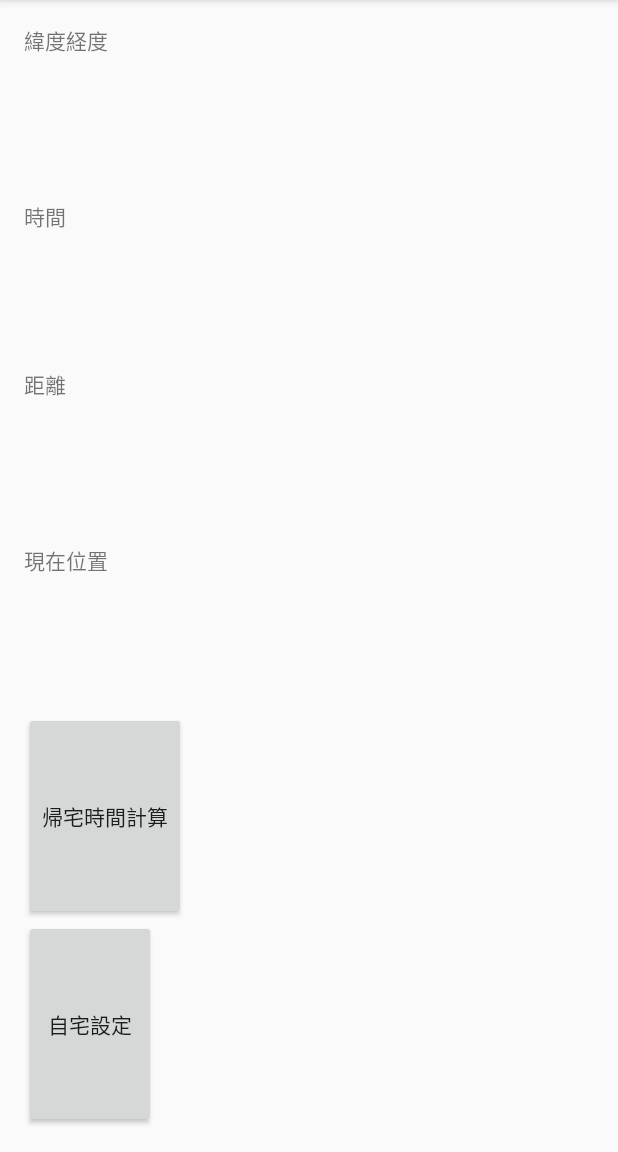
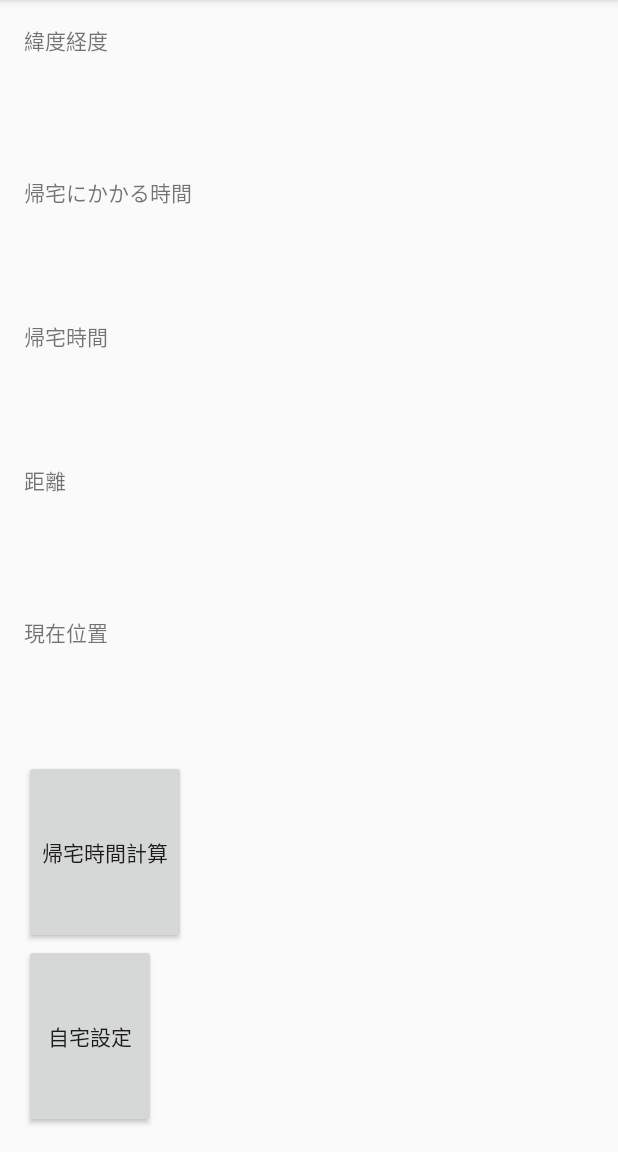
Before and after one commit to Dai1678/ReturnTimesApp, an Android app: the screen it shows after launch (MainActivity), on a phone screen of 412 x 824 dp, the part 84-1236 px from its top. Run offline under Robolectric (Android 15) with nearby library versions, the phone set to English and light mode, and no system bars.

Commit message:
自宅到着時刻表示機能を追加

```diff
--- a/app/src/main/res/layout/activity_main.xml
+++ b/app/src/main/res/layout/activity_main.xml
@@ -27,11 +27,18 @@
             android:layout_width="wrap_content"
             android:layout_height="wrap_content"
             android:id="@+id/textView_result1"
-            android:text="時間"
+            android:text="帰宅にかかる時間"
             android:layout_centerVertical="true"
             android:layout_marginTop="5dp"
             android:layout_alignParentLeft="true"
             android:layout_alignParentStart="true"
+            android:layout_weight="1"/>
+
+        <TextView
+            android:layout_width="wrap_content"
+            android:layout_height="wrap_content"
+            android:id="@+id/returnResult"
+            android:text="帰宅時間"
             android:layout_weight="1"/>
 
         <TextView
```
Also changed, not shown: app/src/main/java/org/t_robop/returntimesapp/MainActivity.java (+42 -9 lines).
